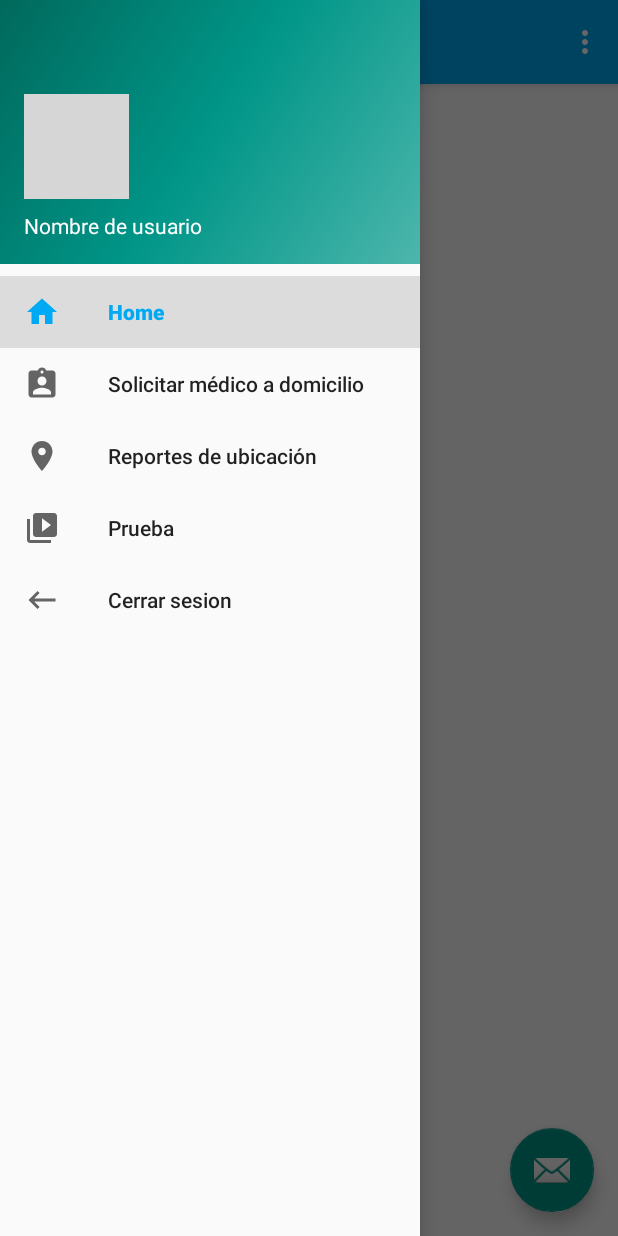
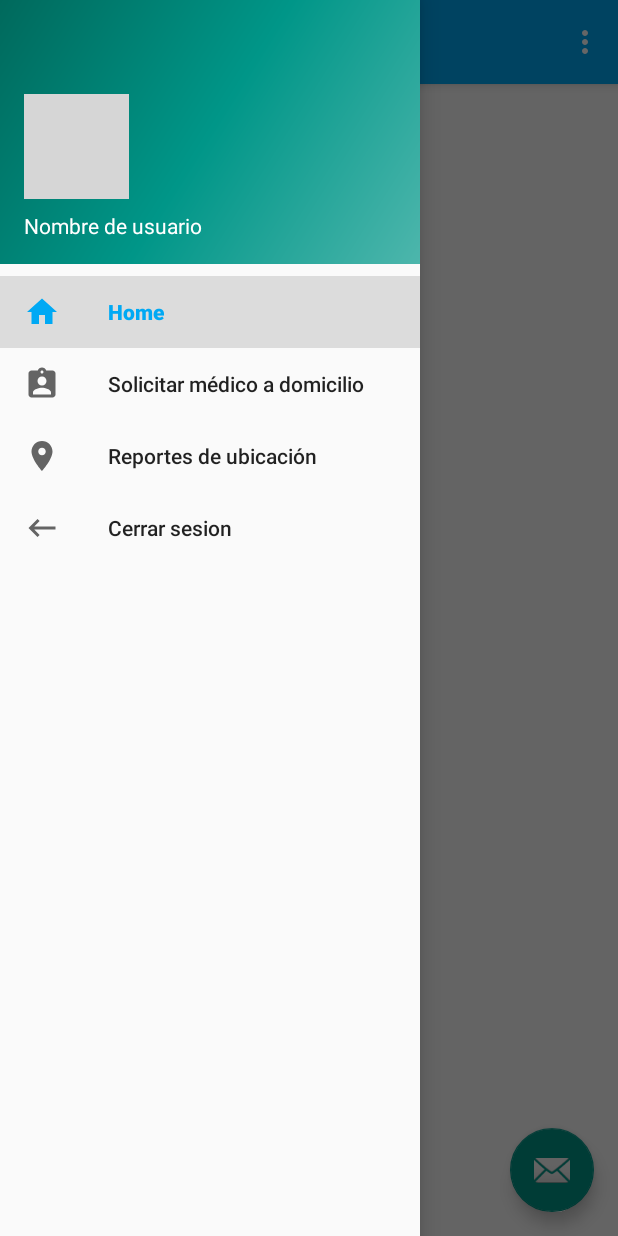
Before and after one commit to nahuelbentos/viruscontrol-mobile, an Android app: the MenuUsuarioCiudadano screen opened directly, with no data from a screen before it, with the side drawer open, on a phone screen of 412 x 824 dp. Run offline under Robolectric (Android 15) with nearby library versions, the phone set to English and light mode, and no system bars; our stand-ins replace navigation-ui; libraries missing offline, so code that uses them is left out: com.facebook, com.facebook.login; plain views replace ProfilePictureView; 3 statements that could not run were skipped; grey boxes are pictures that could not be loaded.

Commit message:
Remove prueba from nav bar

```diff
--- a/app/src/main/res/menu/activity_menu_usuario_ciudadano_drawer.xml
+++ b/app/src/main/res/menu/activity_menu_usuario_ciudadano_drawer.xml
@@ -17,10 +17,6 @@
             android:icon="@drawable/ic_location_on_black_24dp"
             android:title="@string/menu_gallery" />
         <item
-            android:id="@+id/nav_slideshow"
-            android:icon="@drawable/ic_menu_slideshow"
-            android:title="@string/menu_slideshow" />
-        <item
             android:id="@+id/cerrar_sesion_fragment"
             android:icon="@drawable/ic_keyboard_backspace_black_24dp"
             android:title="@string/cerrar_sesion" />
```
